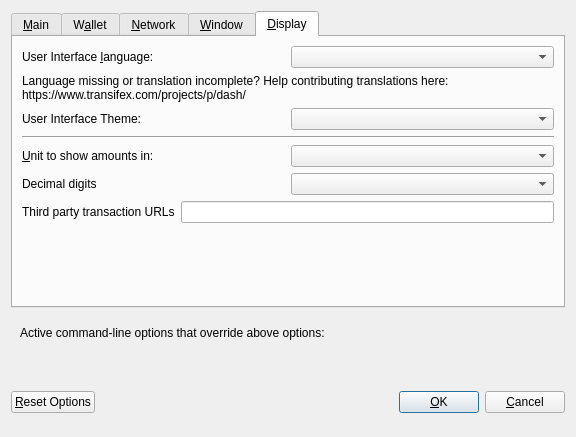
trinm1987/villagCoin, file src/qt/forms/optionsdialog.ui: the form before one commit.
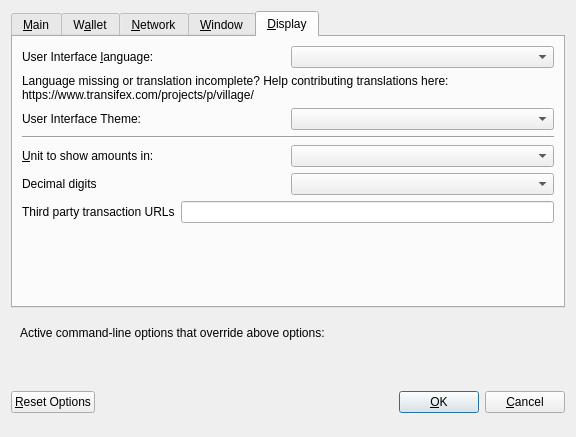
The form after the commit. The open tabs and pages were chosen to show the change. Custom widgets are drawn as their Qt base class.

What changed in the file:
```diff
--- a/src/qt/forms/optionsdialog.ui
+++ b/src/qt/forms/optionsdialog.ui
@@ -703,7 +703,7 @@
          </property>
          <property name="text">
           <string>Language missing or translation incomplete? Help contributing translations here:
-https://www.transifex.com/projects/p/dash/</string>
+https://www.transifex.com/projects/p/village/</string>
          </property>
          <property name="wordWrap">
           <bool>true</bool>
```
